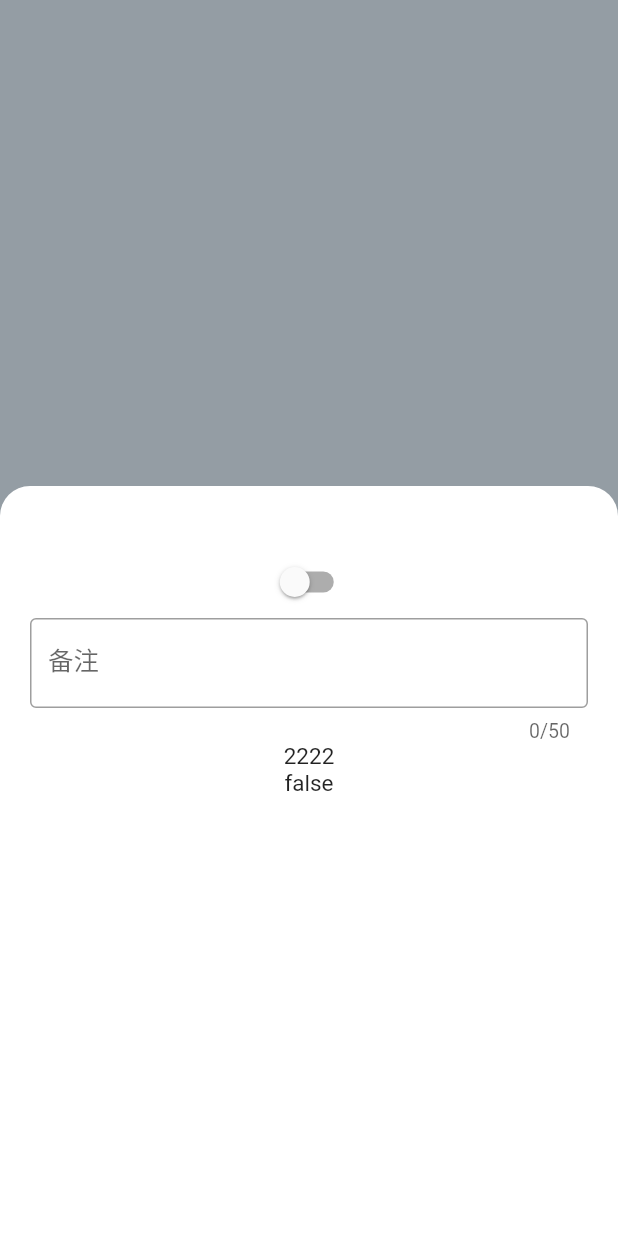
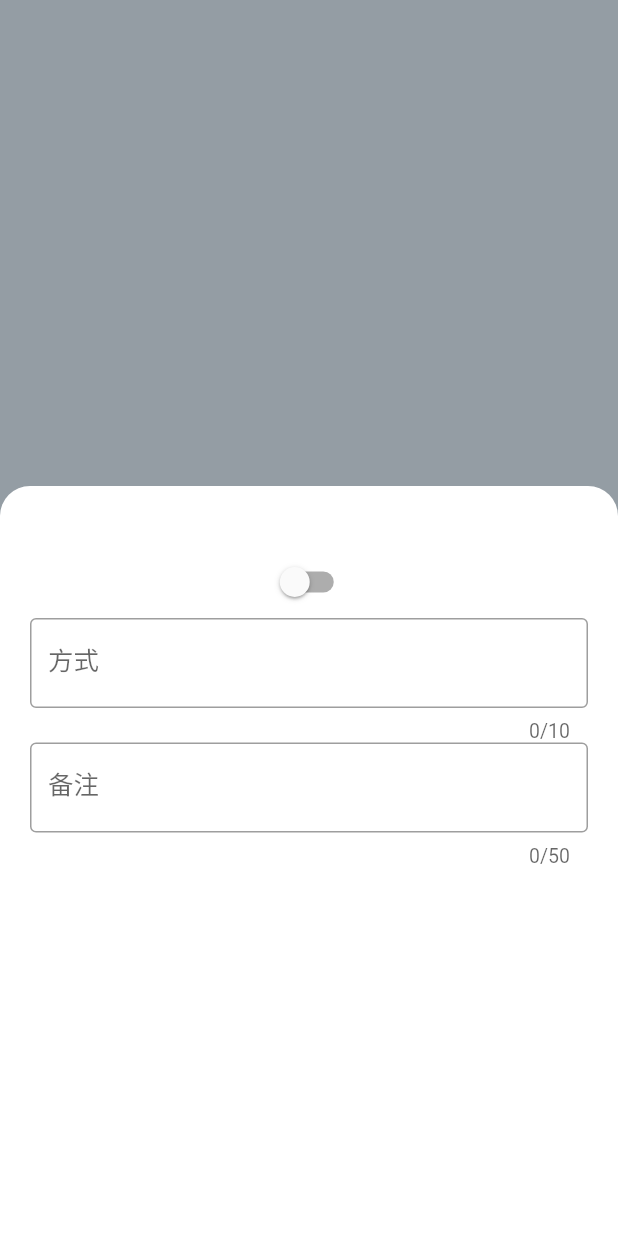
Before and after one commit to lopo12123/wohuaqianlema, a Flutter app: the screen it shows after launch, after a tap on "记个账!", on a phone screen of 412 x 824 dp. Run offline on Flutter 3.47's test engine with Material 2 defaults, Android fonts, the phone set to English and light mode, and no system bars; drawn by our look-alikes of sliding_clipped_nav_bar; our stand-ins replace get, modal_bottom_sheet, sqflite, table_calendar; accounts and stored records are empty; Roboto replaces fonts that are missing (PingFang).

Commit message:
feat: 表单 文本域

```diff
--- a/lib/components/record_form.dart
+++ b/lib/components/record_form.dart
@@ -38,6 +38,7 @@ class _RecordFormState extends State<RecordForm> {
         padding: const EdgeInsets.symmetric(vertical: 40, horizontal: 20),
         child: Column(
           children: [
+            // 入/出
             Switch(
               value: isIncome,
               onChanged: (v) {
@@ -46,7 +47,19 @@ class _RecordFormState extends State<RecordForm> {
                 });
               },
             ),
-            TextField(
+            // 方式 - method
+            const TextField(
+              maxLength: 10,
+              keyboardType: TextInputType.number,
+              decoration: InputDecoration(
+                labelText: '方式',
+                border: OutlineInputBorder(
+                  borderSide: BorderSide(color: Colors.black),
+                ),
+              ),
+            ),
+            // 备注 - desc
+            const TextField(
               maxLength: 50,
               keyboardType: TextInputType.number,
               decoration: InputDecoration(
@@ -56,8 +69,6 @@ class _RecordFormState extends State<RecordForm> {
                 ),
               ),
             ),
-            Text('2222'),
-            Text(isIncome ? 'true' : 'false'),
           ],
         ),
       ),
```
